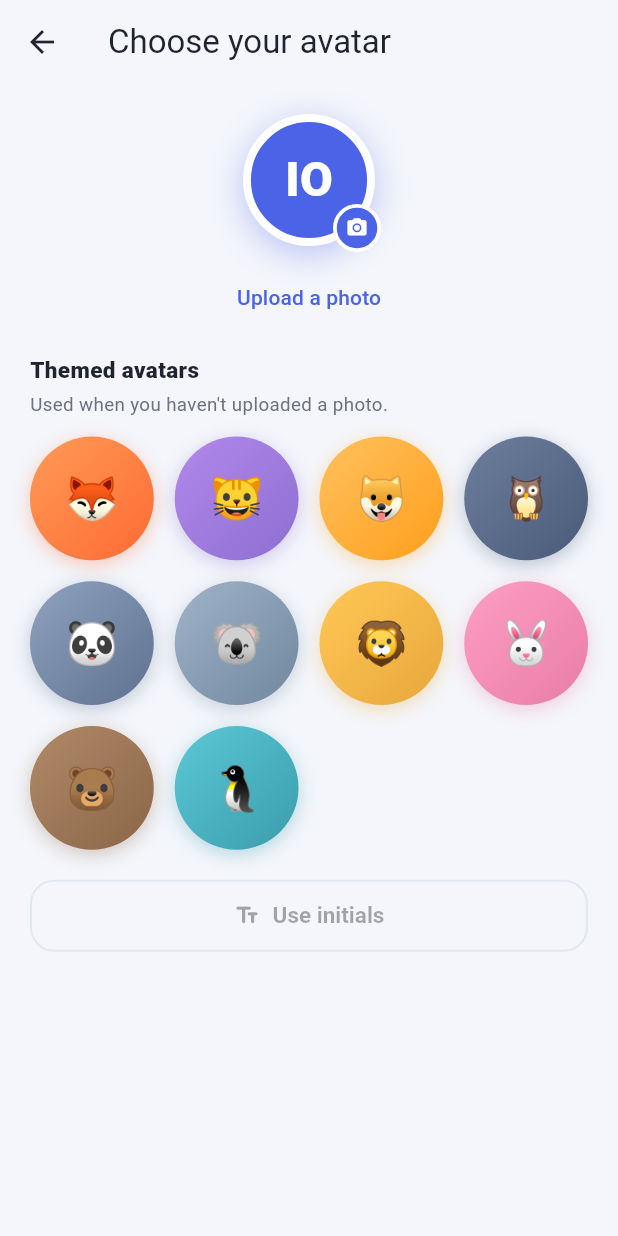
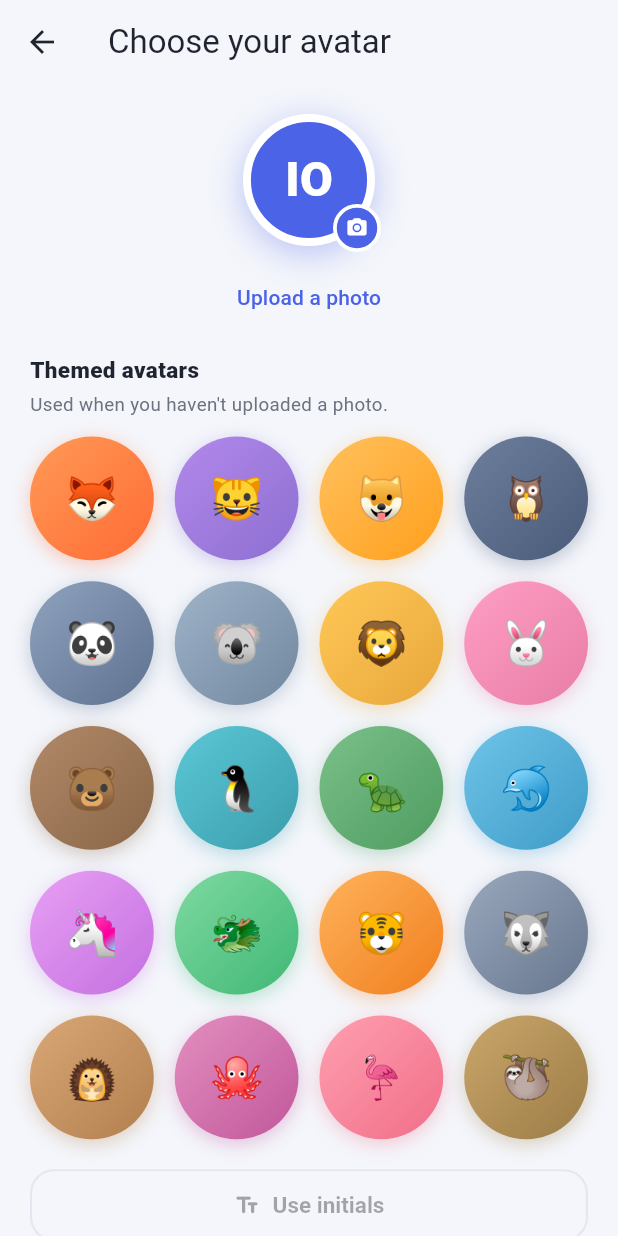
Before and after one commit to Taaawhiri/Kinly, a Flutter app: the AvatarPickerScreen screen opened directly, on a phone screen of 412 x 824 dp. Run offline on Flutter 3.47's test engine with Material 3 defaults, Android fonts, the phone set to English and light mode, and no system bars; our stand-ins replace app_links, battery_plus, firebase_core, firebase_crashlytics, firebase_messaging, flutter_compass and 10 more; missing offline and left inert: dart:js_interop, home_widget, maplibre_gl; accounts and stored records are empty; network calls fail.

Commit message:
Aggiunge 10 nuovi avatar precaricati al catalogo
Tartaruga, delfino, unicorno, drago, tigre, lupo, riccio, polpo,
fenicottero, bradipo: dai ~10 originali a 20 tra cui scegliere. La
griglia della schermata di selezione è già dinamica, nessuna modifica
di layout necessaria.

```diff
--- a/lib/utils/avatar_catalog.dart
+++ b/lib/utils/avatar_catalog.dart
@@ -24,6 +24,16 @@ class AvatarCatalog {
     AvatarOption(key: 'rabbit', emoji: '🐰', colors: [Color(0xFFFF9EC4), Color(0xFFE87DA6)]),
     AvatarOption(key: 'bear', emoji: '🐻', colors: [Color(0xFFB08968), Color(0xFF8A6647)]),
     AvatarOption(key: 'penguin', emoji: '🐧', colors: [Color(0xFF5CC8D7), Color(0xFF3A9CAB)]),
+    AvatarOption(key: 'turtle', emoji: '🐢', colors: [Color(0xFF7BC08A), Color(0xFF4E9C60)]),
+    AvatarOption(key: 'dolphin', emoji: '🐬', colors: [Color(0xFF6FC4E8), Color(0xFF3E9BC7)]),
+    AvatarOption(key: 'unicorn', emoji: '🦄', colors: [Color(0xFFE8A0F4), Color(0xFFC46FE0)]),
+    AvatarOption(key: 'dragon', emoji: '🐲', colors: [Color(0xFF7FD9A0), Color(0xFF3FB876)]),
+    AvatarOption(key: 'tiger', emoji: '🐯', colors: [Color(0xFFFFB35C), Color(0xFFF07E1E)]),
+    AvatarOption(key: 'wolf', emoji: '🐺', colors: [Color(0xFF9AA8BD), Color(0xFF66768E)]),
+    AvatarOption(key: 'hedgehog', emoji: '🦔', colors: [Color(0xFFD9A876), Color(0xFFB27E4E)]),
+    AvatarOption(key: 'octopus', emoji: '🐙', colors: [Color(0xFFE38FC0), Color(0xFFC1579A)]),
+    AvatarOption(key: 'flamingo', emoji: '🦩', colors: [Color(0xFFFF9FB0), Color(0xFFF06E88)]),
+    AvatarOption(key: 'sloth', emoji: '🦥', colors: [Color(0xFFC9A66B), Color(0xFF9C7C46)]),
   ];
 
   static AvatarOption? find(String? key) {
```
Also changed, not shown: 2 other files.
